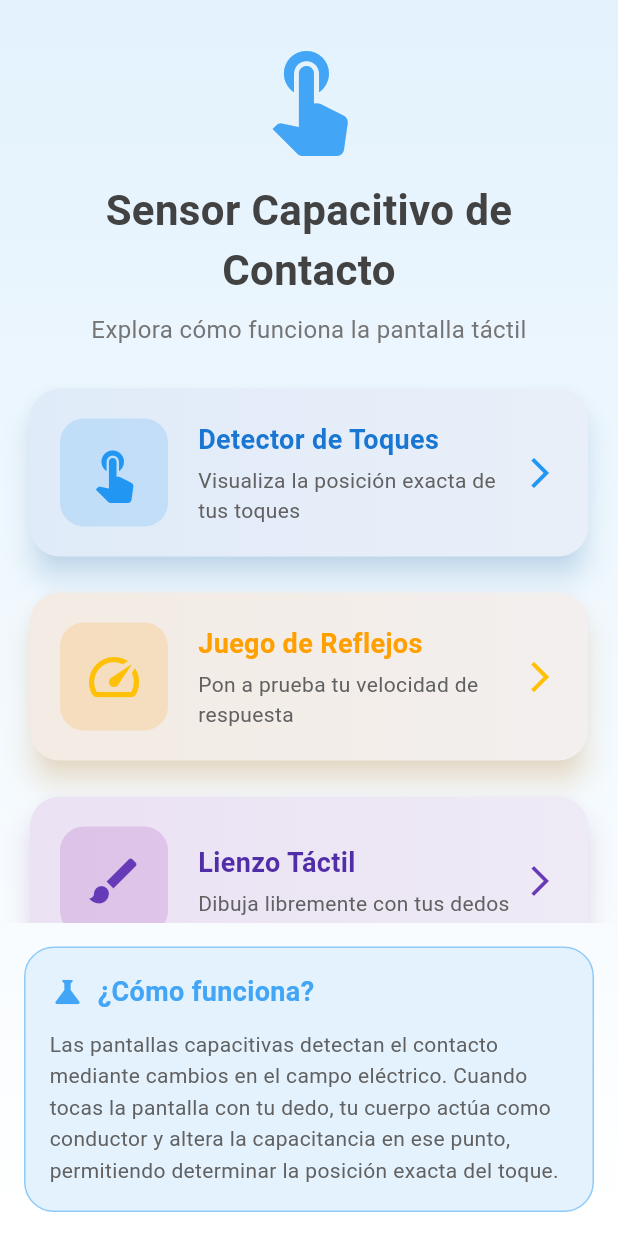
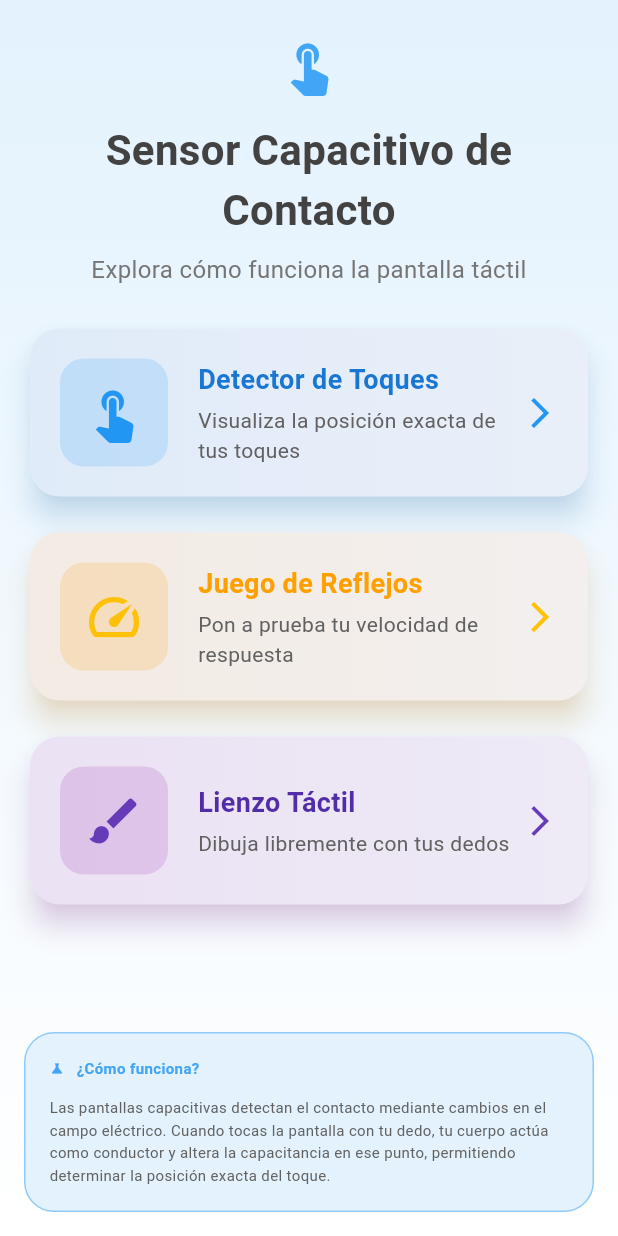
Before and after one commit to JesusC2003/Demo-Sensoria, a Flutter app: the screen it shows after launch, on a phone screen of 412 x 824 dp. Run offline on Flutter 3.47's test engine with Material 3 defaults, Android fonts, the phone set to English and light mode, and no system bars; our stand-ins replace vibration.

Commit message:
cambio minimo

```diff
--- a/lib/UI/home/home_screen.dart
+++ b/lib/UI/home/home_screen.dart
@@ -46,7 +46,7 @@ class HomeScreen extends StatelessWidget {
         children: [
           const Icon(
             Icons.touch_app,
-            size: 80,
+            size: 40,
             color: AppTheme.primaryBlue,
           ),
           const SizedBox(height: 16),
@@ -126,13 +126,13 @@ class HomeScreen extends StatelessWidget {
               Icon(
                 Icons.science,
                 color: AppTheme.primaryBlue,
-                size: 24,
+                size: 10,
               ),
               SizedBox(width: 8),
               Text(
                 '¿Cómo funciona?',
                 style: TextStyle(
-                  fontSize: 18,
+                  fontSize: 10,
                   fontWeight: FontWeight.bold,
                   color: AppTheme.primaryBlue,
                 ),
@@ -143,7 +143,7 @@ class HomeScreen extends StatelessWidget {
           Text(
             AppConstants.capacitiveInfo,
             style: TextStyle(
-              fontSize: 14,
+              fontSize: 10,
               color: Colors.grey.shade700,
               height: 1.5,
             ),
```
